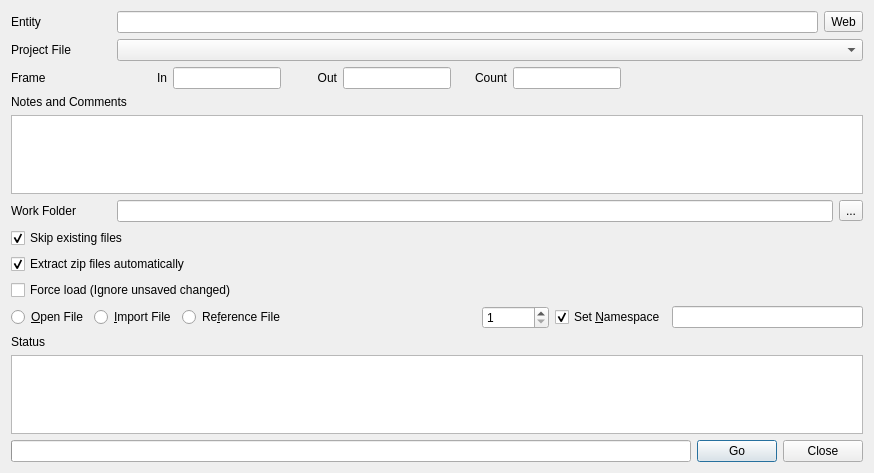
Old version of the form module/wildchildanimation/gui/forms/maya/loader_dialog.ui in the repository dearyangyu/swing.
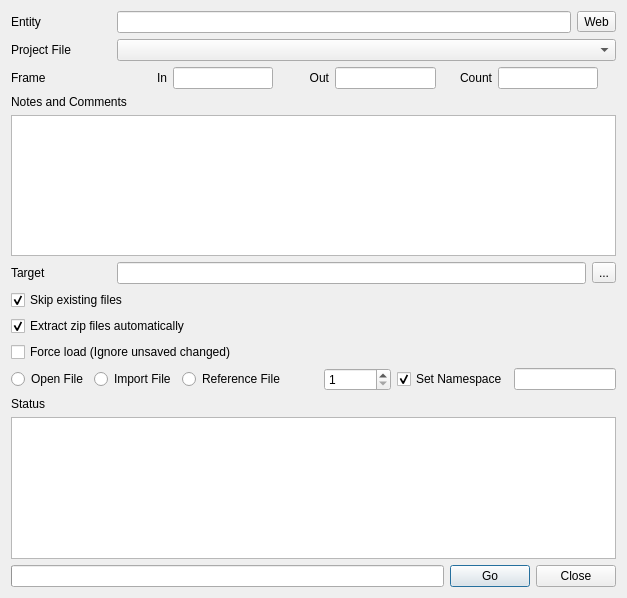
New version of the form.

What changed in the file:
```diff
--- a/module/wildchildanimation/gui/forms/maya/loader_dialog.ui
+++ b/module/wildchildanimation/gui/forms/maya/loader_dialog.ui
@@ -9,8 +9,8 @@
    <rect>
     <x>0</x>
     <y>0</y>
-    <width>874</width>
-    <height>473</height>
+    <width>627</width>
+    <height>598</height>
    </rect>
   </property>
   <property name="windowTitle">
@@ -196,7 +196,7 @@
           </size>
          </property>
          <property name="text">
-          <string>Work Folder</string>
+          <string>Target</string>
          </property>
         </widget>
        </item>
@@ -263,7 +263,7 @@
        <item>
         <widget class="QRadioButton" name="openRb">
          <property name="text">
-          <string>&amp;Open File</string>
+          <string>Open File</string>
          </property>
          <property name="shortcut">
           <string>Alt+O</string>
@@ -273,7 +273,7 @@
        <item>
         <widget class="QRadioButton" name="importRb">
          <property name="text">
-          <string>&amp;Import File</string>
+          <string>Import File</string>
          </property>
          <property name="shortcut">
           <string>Alt+I</string>
@@ -283,7 +283,7 @@
        <item>
         <widget class="QRadioButton" name="referenceRb">
          <property name="text">
-          <string>Re&amp;ference File</string>
+          <string>Reference File</string>
          </property>
          <property name="shortcut">
           <string>Alt+F</string>
@@ -316,7 +316,7 @@
        <item>
         <widget class="QCheckBox" name="checkBoxNamespace">
          <property name="text">
-          <string>Set &amp;Namespace</string>
+          <string>Set Namespace</string>
          </property>
          <property name="shortcut">
           <string>Alt+N</string>
@@ -343,20 +343,7 @@
       </widget>
      </item>
      <item>
-      <widget class="QTextEdit" name="textEditStatus">
-       <property name="font">
-        <font>
-         <family>MS Sans Serif</family>
-        </font>
-       </property>
-       <property name="html">
-        <string>&lt;!DOCTYPE HTML PUBLIC &quot;-//W3C//DTD HTML 4.0//EN&quot; &quot;http://www.w3.org/TR/REC-html40/strict.dtd&quot;&gt;
-&lt;html&gt;&lt;head&gt;&lt;meta name=&quot;qrichtext&quot; content=&quot;1&quot; /&gt;&lt;style type=&quot;text/css&quot;&gt;
-p, li { white-space: pre-wrap; }
-&lt;/style&gt;&lt;/head&gt;&lt;body style=&quot; font-family:'MS Sans Serif'; font-size:8pt; font-weight:400; font-style:normal;&quot;&gt;
-&lt;p style=&quot;-qt-paragraph-type:empty; margin-top:0px; margin-bottom:0px; margin-left:0px; margin-right:0px; -qt-block-indent:0; text-indent:0px;&quot;&gt;&lt;br /&gt;&lt;/p&gt;&lt;/body&gt;&lt;/html&gt;</string>
-       </property>
-      </widget>
+      <widget class="QTextEdit" name="textEditStatus"/>
      </item>
     </layout>
    </item>
@@ -374,6 +361,12 @@
      </item>
      <item>
       <widget class="QPushButton" name="pushButtonImport">
+       <property name="minimumSize">
+        <size>
+         <width>80</width>
+         <height>0</height>
+        </size>
+       </property>
        <property name="text">
         <string>Go</string>
        </property>
@@ -381,6 +374,12 @@
      </item>
      <item>
       <widget class="QPushButton" name="pushButtonCancel">
+       <property name="minimumSize">
+        <size>
+         <width>80</width>
+         <height>0</height>
+        </size>
+       </property>
        <property name="text">
         <string>Close</string>
        </property>
```
Left out of the diff: 8 changed lines with no effect on the pictures.
